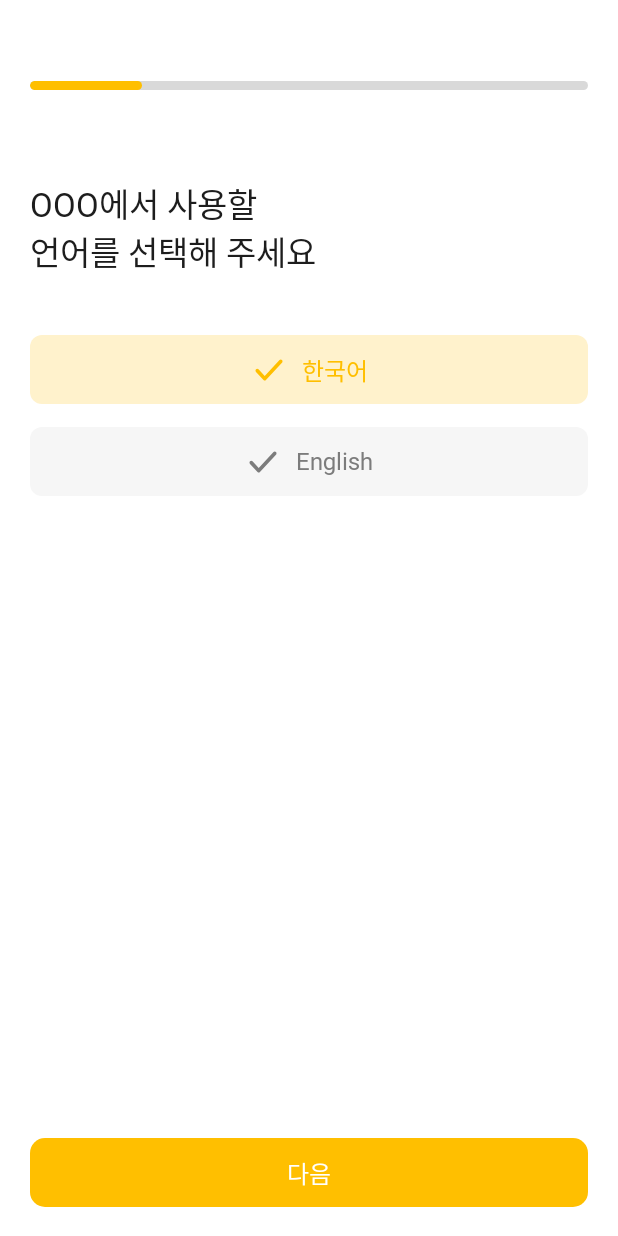
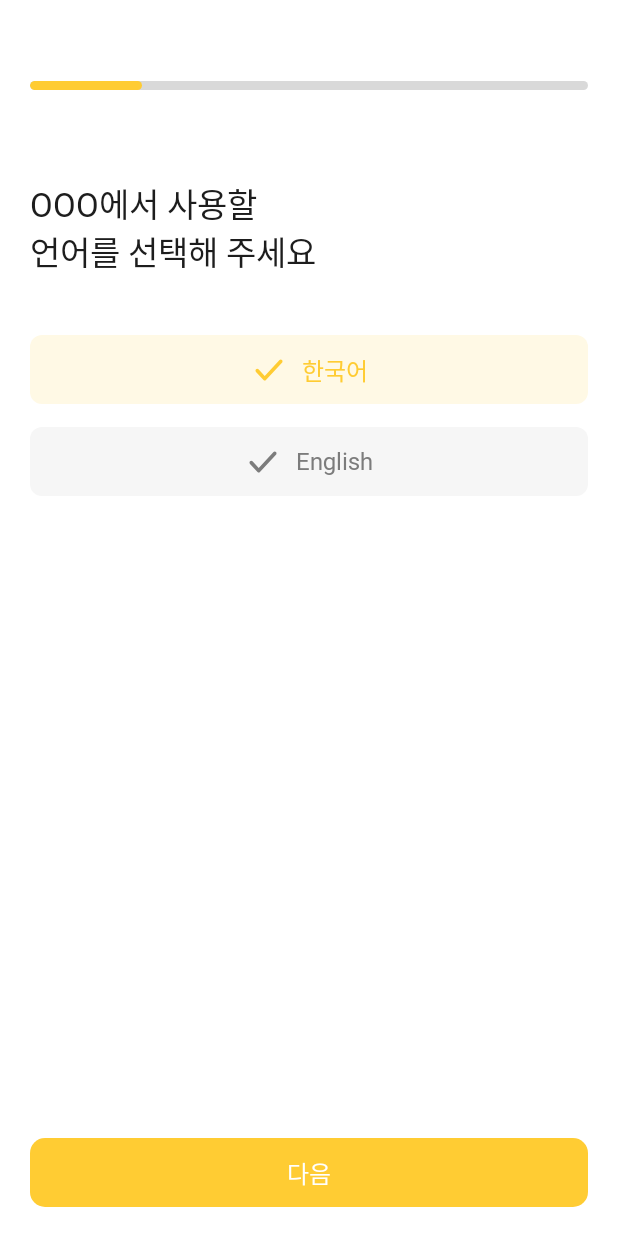
Before and after one commit to Unithon-INU/2025_UNITHON_TEAM_15_FE, an Android app built with Jetpack Compose: the screen it shows after launch (HelpJobActivity), after a tap on "한국어", on a phone screen of 412 x 824 dp. Run offline under Robolectric (Android 15) with nearby library versions, the phone set to English and light mode, and no system bars; our stand-ins replace Dagger/Hilt's generated code, Timber; Roboto replaces fonts that are not available here.

Commit message:
style: 노란색 테마로 메인 색상 팔레트 업데이트 및 범위 확장

```diff
--- a/app/src/main/java/unithon/helpjob/ui/theme/Color.kt
+++ b/app/src/main/java/unithon/helpjob/ui/theme/Color.kt
@@ -14,12 +14,12 @@ val Grey600 = Color(0xFF505050)
 val Grey700 = Color(0xFF1D1D1D)
 
 // Main color
-val Primary500 = Color(0xFFFFBF00)  // 메인 색상
-val Primary400 = Color(0xFFFFCC33)
-val Primary300 = Color(0xFFFFD966)
-val Primary200 = Color(0xFFFFE599)
-val Primary100 = Color(0xFFFFF2CC)
-val Primary000 = Color(0xFFFFF9E5)
+val Primary600 = Color(0xFFFFBF00)  // 메인 색상
+val Primary500 = Color(0xFFFFCC33)
+val Primary400 = Color(0xFFFFD966)
+val Primary300 = Color(0xFFFFE599)
+val Primary200 = Color(0xFFFFF2CC)
+val Primary100 = Color(0xFFFFF9E5)
 
 // Sub color
 val Success = Color(0xFF04CFAB)
--- a/app/src/main/java/unithon/helpjob/ui/theme/Theme.kt
+++ b/app/src/main/java/unithon/helpjob/ui/theme/Theme.kt
@@ -12,12 +12,12 @@ fun HelpJobTheme(
     MaterialTheme(
         colorScheme = lightColorScheme(
             primary = Primary500,        // 하단 버튼
-            secondary = Primary100,      // 중간 선택 버튼
+            secondary = Primary300,      // 중간 선택 버튼
             tertiary = Grey200,         // 하단 버튼 미적용
             background = Grey000,       // 화면 배경
             surface = Grey200,          // 추가 예정
             onPrimary = Grey000,        // 하단 버튼 텍스트
-            onSecondary = Primary500,   // 중간 선택 버튼 텍스트
+            onSecondary = Grey600,      // 중간 선택 버튼 텍스트
             onTertiary = Grey400,       // 하단 버튼 미적용 텍스트
             onBackground = Grey700,     // 일반 텍스트
             onSurface = Grey400,        // 추가 예정
```
